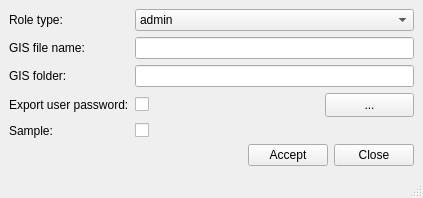
Qt form core/ui/admin/admin_gisproject.ui (Giswater/giswater_qgis_plugin) before a commit.
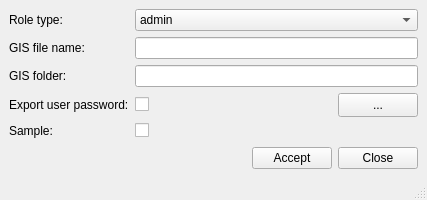
The same form after that commit.

Commit message: Enhancement: admin forms

```diff
--- a/core/ui/admin/admin_gisproject.ui
+++ b/core/ui/admin/admin_gisproject.ui
@@ -6,8 +6,8 @@
    <rect>
     <x>0</x>
     <y>0</y>
-    <width>423</width>
-    <height>198</height>
+    <width>427</width>
+    <height>200</height>
    </rect>
   </property>
   <property name="windowTitle">
@@ -15,23 +15,8 @@
   </property>
   <widget class="QWidget" name="centralwidget">
    <layout class="QGridLayout" name="gridLayout">
-    <item row="4" column="1">
-     <widget class="QCheckBox" name="chk_is_sample">
-      <property name="text">
-       <string/>
-      </property>
-      <property name="tristate">
-       <bool>false</bool>
-      </property>
-     </widget>
-    </item>
-    <item row="4" column="0">
-     <widget class="QLabel" name="lbl_is_sample">
-      <property name="text">
-       <string>Sample:</string>
-      </property>
-     </widget>
-    </item>
+    <item row="5" column="0" colspan="4">
+     <layout class="QGridLayout" name="gridLayout_4">
     <item row="0" column="0">
      <widget class="QLabel" name="lbl_role">
       <property name="sizePolicy">
@@ -45,13 +30,6 @@
       </property>
      </widget>
     </item>
-    <item row="3" column="1" colspan="2">
-     <widget class="QCheckBox" name="chk_export_passwd">
-      <property name="text">
-       <string/>
-      </property>
-     </widget>
-    </item>
     <item row="1" column="0">
      <widget class="QLabel" name="lbl_gis_file">
       <property name="sizePolicy">
@@ -65,50 +43,10 @@
       </property>
      </widget>
     </item>
-    <item row="5" column="0" colspan="4">
-     <layout class="QGridLayout" name="gridLayout_2">
-      <item row="0" column="1">
-       <widget class="QPushButton" name="btn_accept">
+      <item row="3" column="1">
+       <widget class="QCheckBox" name="chk_export_passwd">
         <property name="text">
-         <string>Accept</string>
-        </property>
-       </widget>
-      </item>
-      <item row="0" column="2">
-       <widget class="QPushButton" name="btn_close">
-        <property name="text">
-         <string>Close</string>
-        </property>
-       </widget>
-      </item>
-      <item row="0" column="0">
-       <spacer name="horizontalSpacer">
-        <property name="orientation">
-         <enum>Qt::Horizontal</enum>
-        </property>
-        <property name="sizeHint" stdset="0">
-         <size>
-          <width>40</width>
-          <height>20</height>
-         </size>
-        </property>
-       </spacer>
-      </item>
-     </layout>
-    </item>
-    <item row="2" column="1" colspan="3">
-     <widget class="QLineEdit" name="txt_gis_folder"/>
-    </item>
-    <item row="3" column="0">
-     <widget class="QLabel" name="lbl_export_user_pass">
-      <property name="sizePolicy">
-       <sizepolicy hsizetype="Maximum" vsizetype="Preferred">
-        <horstretch>0</horstretch>
-        <verstretch>0</verstretch>
-       </sizepolicy>
-      </property>
-      <property name="text">
-       <string>Export user password:</string>
+         <string/>
       </property>
      </widget>
     </item>
@@ -125,7 +63,50 @@
       </property>
      </widget>
     </item>
-    <item row="0" column="1" colspan="3">
+      <item row="4" column="1">
+       <widget class="QCheckBox" name="chk_is_sample">
+        <property name="text">
+         <string/>
+        </property>
+        <property name="tristate">
+         <bool>false</bool>
+        </property>
+       </widget>
+      </item>
+      <item row="3" column="0">
+       <widget class="QLabel" name="lbl_export_user_pass">
+        <property name="sizePolicy">
+         <sizepolicy hsizetype="Maximum" vsizetype="Preferred">
+          <horstretch>0</horstretch>
+          <verstretch>0</verstretch>
+         </sizepolicy>
+        </property>
+        <property name="text">
+         <string>Export user password:</string>
+        </property>
+       </widget>
+      </item>
+      <item row="4" column="0">
+       <widget class="QLabel" name="lbl_is_sample">
+        <property name="text">
+         <string>Sample:</string>
+        </property>
+       </widget>
+      </item>
+      <item row="1" column="1" colspan="2">
+       <widget class="QLineEdit" name="txt_gis_file">
+        <property name="sizePolicy">
+         <sizepolicy hsizetype="Preferred" vsizetype="Fixed">
+          <horstretch>0</horstretch>
+          <verstretch>0</verstretch>
+         </sizepolicy>
+        </property>
+       </widget>
+      </item>
+      <item row="2" column="1" colspan="2">
+       <widget class="QLineEdit" name="txt_gis_folder"/>
+      </item>
+      <item row="0" column="1" colspan="2">
      <widget class="QComboBox" name="cmb_roletype">
       <item>
        <property name="text">
@@ -159,7 +140,22 @@
       </item>
      </widget>
     </item>
-    <item row="3" column="3">
+      <item row="3" column="2">
+       <layout class="QHBoxLayout" name="horizontalLayout_2">
+        <item>
+         <spacer name="horizontalSpacer_2">
+          <property name="orientation">
+           <enum>Qt::Horizontal</enum>
+          </property>
+          <property name="sizeHint" stdset="0">
+           <size>
+            <width>40</width>
+            <height>20</height>
+           </size>
+          </property>
+         </spacer>
+        </item>
+        <item>
      <widget class="QPushButton" name="btn_gis_folder">
       <property name="minimumSize">
        <size>
@@ -172,15 +168,53 @@
       </property>
      </widget>
     </item>
-    <item row="1" column="1" colspan="3">
-     <widget class="QLineEdit" name="txt_gis_file">
-      <property name="sizePolicy">
-       <sizepolicy hsizetype="Preferred" vsizetype="Fixed">
-        <horstretch>0</horstretch>
-        <verstretch>0</verstretch>
-       </sizepolicy>
-      </property>
-     </widget>
+       </layout>
+      </item>
+     </layout>
+    </item>
+    <item row="7" column="0" colspan="4">
+     <layout class="QGridLayout" name="gridLayout_2">
+      <item row="0" column="0">
+       <spacer name="horizontalSpacer">
+        <property name="orientation">
+         <enum>Qt::Horizontal</enum>
+        </property>
+        <property name="sizeHint" stdset="0">
+         <size>
+          <width>40</width>
+          <height>20</height>
+         </size>
+        </property>
+       </spacer>
+      </item>
+      <item row="0" column="2">
+       <widget class="QPushButton" name="btn_close">
+        <property name="text">
+         <string>Close</string>
+        </property>
+       </widget>
+      </item>
+      <item row="0" column="1">
+       <widget class="QPushButton" name="btn_accept">
+        <property name="text">
+         <string>Accept</string>
+        </property>
+       </widget>
+      </item>
+     </layout>
+    </item>
+    <item row="6" column="0" colspan="4">
+     <spacer name="verticalSpacer">
+      <property name="orientation">
+       <enum>Qt::Vertical</enum>
+      </property>
+      <property name="sizeHint" stdset="0">
+       <size>
+        <width>20</width>
+        <height>40</height>
+       </size>
+      </property>
+     </spacer>
     </item>
    </layout>
   </widget>
```
Left out of the diff: 5 changed lines with no effect on the pictures. Lines whose indentation alone changed are shown as unchanged. The commit also changes 1 other file.
